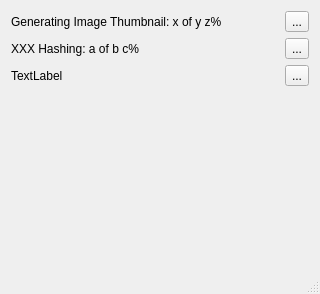
Qt form digstatus.ui (pjrinaldi/wombatforensics) before a commit.
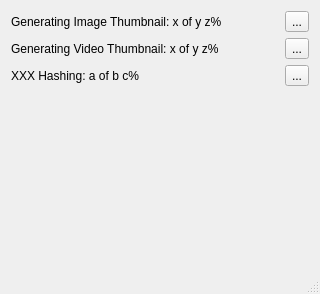
The same form after that commit. Icons and pictures are not drawn.

Commit message:
working on video thumbnailer. added video option to dig deeper, dig status and baseline function placeholders for operation.
now to begin generation code...

What changed in the file:
```diff
--- a/digstatus.ui
+++ b/digstatus.ui
@@ -61,9 +61,9 @@
    <item>
     <layout class="QHBoxLayout" name="horizontalLayout_2">
      <item>
-      <widget class="QLabel" name="hashlabel">
+      <widget class="QLabel" name="vidthumblabel">
        <property name="text">
-        <string>XXX Hashing: a of b c%</string>
+        <string>Generating Video Thumbnail: x of y z%</string>
        </property>
       </widget>
      </item>
@@ -81,7 +81,7 @@
       </spacer>
      </item>
      <item>
-      <widget class="QToolButton" name="hashbutton">
+      <widget class="QToolButton" name="vidthumbbutton">
        <property name="text">
         <string>...</string>
        </property>
@@ -96,9 +96,9 @@
    <item>
     <layout class="QHBoxLayout" name="horizontalLayout_3">
      <item>
-      <widget class="QLabel" name="label_3">
+      <widget class="QLabel" name="hashlabel">
        <property name="text">
-        <string>TextLabel</string>
+        <string>XXX Hashing: a of b c%</string>
        </property>
       </widget>
      </item>
@@ -116,7 +116,7 @@
       </spacer>
      </item>
      <item>
-      <widget class="QToolButton" name="toolButton_3">
+      <widget class="QToolButton" name="hashbutton">
        <property name="text">
         <string>...</string>
        </property>
```
The commit also changes 10 other files.
